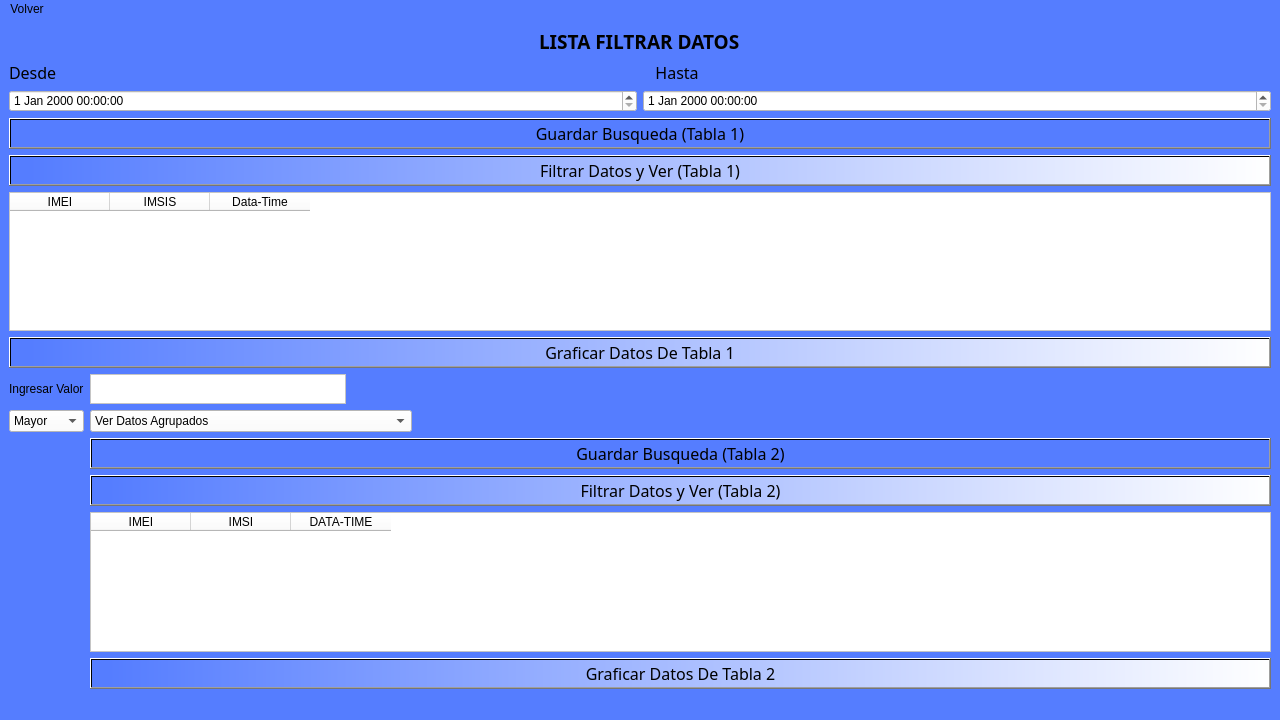
First picture: the form in Interfaz/UI/VistaDetalleHoras.ui, repository Dumaru/ExcelReports, before the edit.
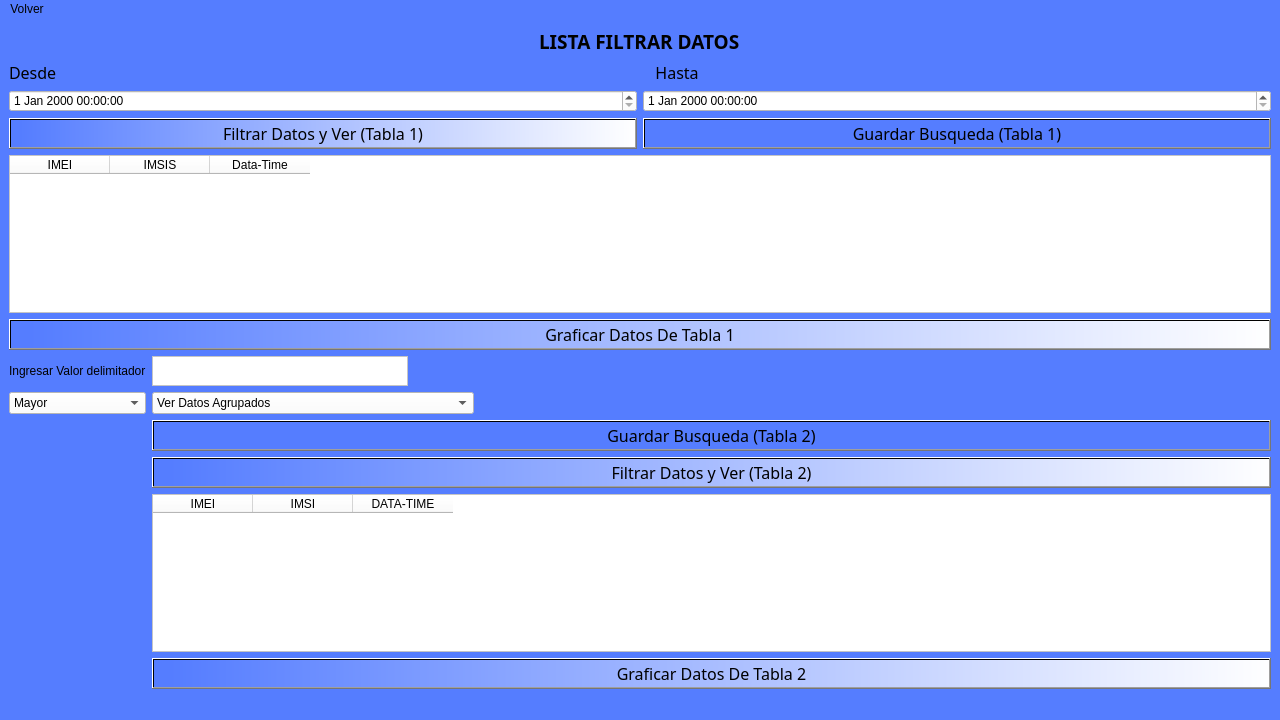
Second picture: the form after the edit. Icons and pictures are not drawn.

Commit message: Graficas de analisis horario

Diff of the .ui file:
```diff
--- a/Interfaz/UI/VistaDetalleHoras.ui
+++ b/Interfaz/UI/VistaDetalleHoras.ui
@@ -81,8 +81,36 @@
             </property>
            </widget>
           </item>
-          <item row="5" column="0" colspan="2">
+          <item row="8" column="0" colspan="2">
+           <widget class="QTableWidget" name="tableWidgetMostrarDatosFiltrados">
+            <property name="styleSheet">
+             <string notr="true">background-color: rgb(255, 255, 255);</string>
+            </property>
+            <column>
+             <property name="text">
+              <string>IMEI</string>
+             </property>
+            </column>
+            <column>
+             <property name="text">
+              <string>IMSIS</string>
+             </property>
+            </column>
+            <column>
+             <property name="text">
+              <string>Data-Time</string>
+             </property>
+            </column>
+           </widget>
+          </item>
+          <item row="6" column="0">
            <widget class="QPushButton" name="pushButtonVerDatosTablaFiltrada">
+            <property name="sizePolicy">
+             <sizepolicy hsizetype="Minimum" vsizetype="Expanding">
+              <horstretch>0</horstretch>
+              <verstretch>0</verstretch>
+             </sizepolicy>
+            </property>
             <property name="font">
              <font>
               <family>Corbel</family>
@@ -124,30 +152,14 @@
             </item>
            </layout>
           </item>
-          <item row="6" column="0" colspan="2">
-           <widget class="QTableWidget" name="tableWidgetMostrarDatosFiltrados">
-            <property name="styleSheet">
-             <string notr="true">background-color: rgb(255, 255, 255);</string>
-            </property>
-            <column>
-             <property name="text">
-              <string>IMEI</string>
-             </property>
-            </column>
-            <column>
-             <property name="text">
-              <string>IMSIS</string>
-             </property>
-            </column>
-            <column>
-             <property name="text">
-              <string>Data-Time</string>
-             </property>
-            </column>
-           </widget>
-          </item>
-          <item row="4" column="0" colspan="2">
+          <item row="6" column="1">
            <widget class="QPushButton" name="pushButtonaGuardarBusquedaTabla1">
+            <property name="sizePolicy">
+             <sizepolicy hsizetype="Minimum" vsizetype="Expanding">
+              <horstretch>0</horstretch>
+              <verstretch>0</verstretch>
+             </sizepolicy>
+            </property>
             <property name="font">
              <font>
               <family>Corbel</family>
@@ -169,7 +181,7 @@
             </property>
            </widget>
           </item>
-          <item row="8" column="0" colspan="2">
+          <item row="10" column="0" colspan="2">
            <widget class="QPushButton" name="pushButtonGraficarDatosTablaFiltrada">
             <property name="font">
              <font>
@@ -207,7 +219,14 @@
        <layout class="QGridLayout" name="gridLayout_5">
         <item row="1" column="0">
          <layout class="QGridLayout" name="gridLayout_3">
-          <item row="12" column="1">
+          <item row="0" column="0">
+           <widget class="QLabel" name="label">
+            <property name="text">
+             <string>Ingresar Valor delimitador</string>
+            </property>
+           </widget>
+          </item>
+          <item row="16" column="1">
            <widget class="QPushButton" name="pushButtonGraficarDatosEstaticos">
             <property name="font">
              <font>
@@ -233,19 +252,16 @@
             </property>
            </widget>
           </item>
-          <item row="7" column="1">
-           <widget class="QPushButton" name="pushButtonVerDatosEstaticos">
+          <item row="6" column="1">
+           <widget class="QPushButton" name="pushButtonGuardarBsuquedaTabla2">
             <property name="font">
              <font>
               <family>Corbel</family>
               <pointsize>12</pointsize>
              </font>
             </property>
-            <property name="styleSheet">
-             <string notr="true">background-color: qlineargradient(spread:pad, x1:0, y1:0, x2:1, y2:0, stop:0.0149254 rgba(85, 125, 255, 255), stop:1 rgba(255, 255, 255, 255));</string>
-            </property>
             <property name="text">
-             <string>Filtrar Datos y Ver (Tabla 2)</string>
+             <string>Guardar Busqueda (Tabla 2)</string>
             </property>
             <property name="icon">
              <iconset>
@@ -259,24 +275,7 @@
             </property>
            </widget>
           </item>
-          <item row="5" column="0">
-           <widget class="QComboBox" name="comboBoxVerMayorMenor">
-            <property name="styleSheet">
-             <string notr="true">background-color: rgb(255, 255, 255);</string>
-            </property>
-            <item>
-             <property name="text">
-              <string>Mayor</string>
-             </property>
-            </item>
-            <item>
-             <property name="text">
-              <string>Menor</string>
-             </property>
-            </item>
-           </widget>
-          </item>
-          <item row="10" column="1">
+          <item row="14" column="1">
            <widget class="QTableWidget" name="tableWidgetMostrarDatosEstaticos">
             <property name="styleSheet">
              <string notr="true">background-color: rgb(255, 255, 255);</string>
@@ -298,6 +297,51 @@
             </column>
            </widget>
           </item>
+          <item row="0" column="1">
+           <widget class="QTextEdit" name="textEditValorFiltro">
+            <property name="sizePolicy">
+             <sizepolicy hsizetype="Fixed" vsizetype="Expanding">
+              <horstretch>0</horstretch>
+              <verstretch>0</verstretch>
+             </sizepolicy>
+            </property>
+            <property name="maximumSize">
+             <size>
+              <width>16777215</width>
+              <height>30</height>
+             </size>
+            </property>
+            <property name="styleSheet">
+             <string notr="true">background-color: rgb(255, 255, 255);</string>
+            </property>
+           </widget>
+          </item>
+          <item row="8" column="1">
+           <widget class="QPushButton" name="pushButtonVerDatosEstaticos">
+            <property name="font">
+             <font>
+              <family>Corbel</family>
+              <pointsize>12</pointsize>
+             </font>
+            </property>
+            <property name="styleSheet">
+             <string notr="true">background-color: qlineargradient(spread:pad, x1:0, y1:0, x2:1, y2:0, stop:0.0149254 rgba(85, 125, 255, 255), stop:1 rgba(255, 255, 255, 255));</string>
+            </property>
+            <property name="text">
+             <string>Filtrar Datos y Ver (Tabla 2)</string>
+            </property>
+            <property name="icon">
+             <iconset>
+              <normaloff>../Recursos/icons8-ver-80.png</normaloff>../Recursos/icons8-ver-80.png</iconset>
+            </property>
+            <property name="iconSize">
+             <size>
+              <width>30</width>
+              <height>30</height>
+             </size>
+            </property>
+           </widget>
+          </item>
           <item row="5" column="1">
            <widget class="QComboBox" name="comboBoxOrganizacionJornadas">
             <property name="sizePolicy">
@@ -336,53 +380,21 @@
             </item>
            </widget>
           </item>
-          <item row="0" column="0">
-           <widget class="QLabel" name="label">
-            <property name="text">
-             <string>Ingresar Valor</string>
-            </property>
-           </widget>
-          </item>
-          <item row="0" column="1">
-           <widget class="QTextEdit" name="textEditValorFiltro">
-            <property name="sizePolicy">
-             <sizepolicy hsizetype="Fixed" vsizetype="Expanding">
-              <horstretch>0</horstretch>
-              <verstretch>0</verstretch>
-             </sizepolicy>
-            </property>
-            <property name="maximumSize">
-             <size>
-              <width>16777215</width>
-              <height>30</height>
-             </size>
-            </property>
+          <item row="5" column="0">
+           <widget class="QComboBox" name="comboBoxVerMayorMenor">
             <property name="styleSheet">
              <string notr="true">background-color: rgb(255, 255, 255);</string>
             </property>
-           </widget>
-          </item>
-          <item row="6" column="1">
-           <widget class="QPushButton" name="pushButtonGuardarBsuquedaTabla2">
-            <property name="font">
-             <font>
-              <family>Corbel</family>
-              <pointsize>12</pointsize>
-             </font>
-            </property>
-            <property name="text">
-             <string>Guardar Busqueda (Tabla 2)</string>
-            </property>
-            <property name="icon">
-             <iconset>
-              <normaloff>icons8-añadir-libro-100.png</normaloff>icons8-añadir-libro-100.png</iconset>
-            </property>
-            <property name="iconSize">
-             <size>
-              <width>30</width>
-              <height>30</height>
-             </size>
-            </property>
+            <item>
+             <property name="text">
+              <string>Mayor</string>
+             </property>
+            </item>
+            <item>
+             <property name="text">
+              <string>Menor</string>
+             </property>
+            </item>
            </widget>
           </item>
          </layout>
```
Left out of the diff: 28 changed lines with no effect on the pictures. The commit also changes 2 other files.
